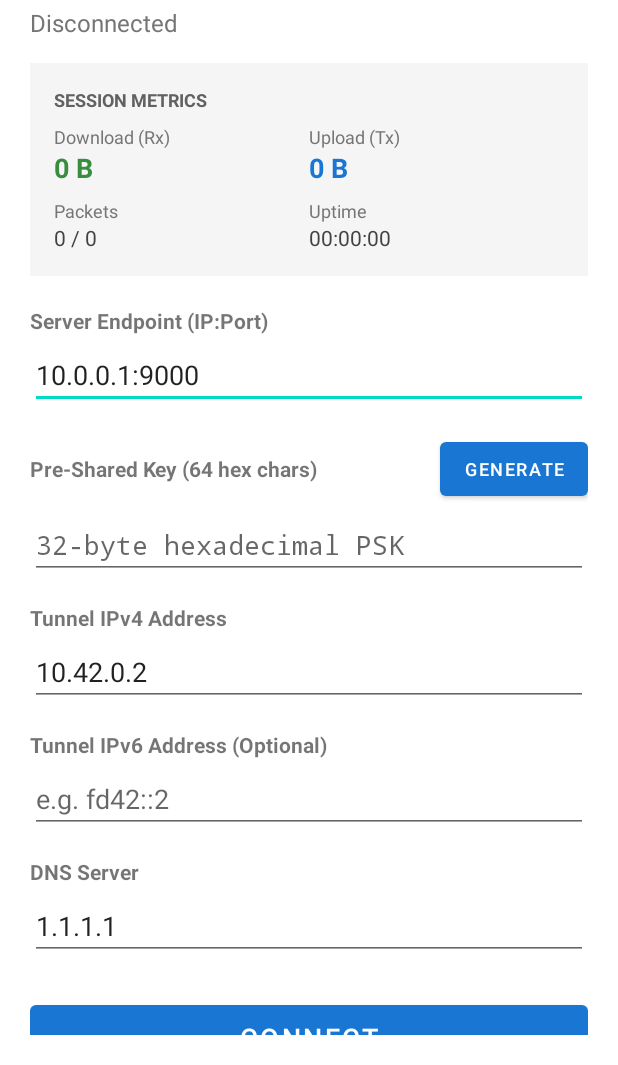
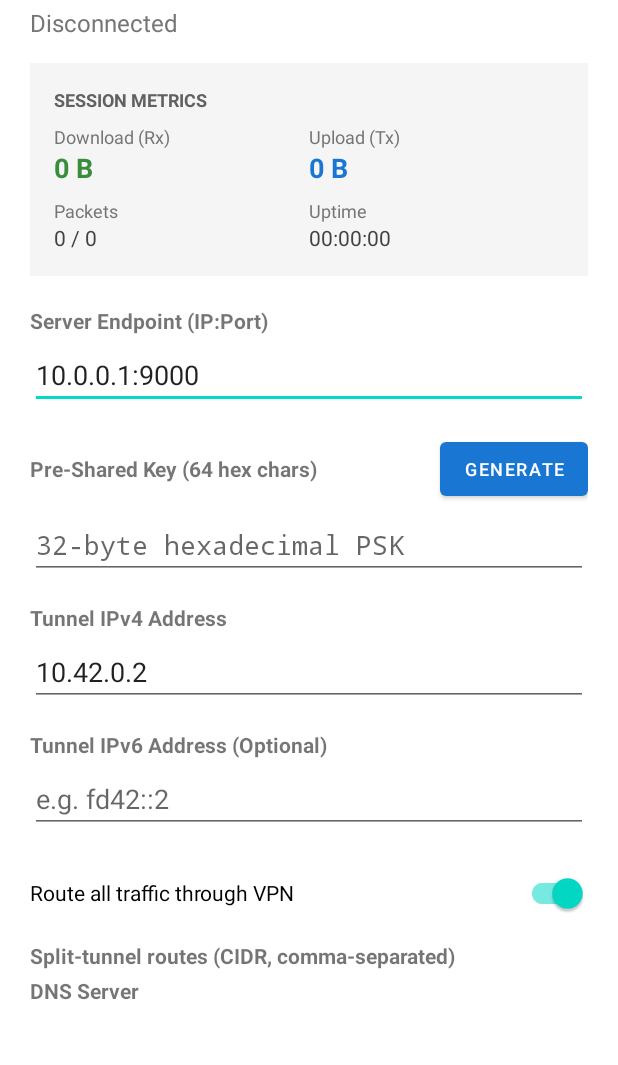
Before and after one commit to Frank1o3/rust-vpn, an Android app: the screen it shows after launch (MainActivity), on a phone screen of 412 x 824 dp, the part 171-1236 px from its top. Run offline under Robolectric (Android 15) with nearby library versions, the light colour scheme and no system bars.

Commit message:
updates to the app

```diff
--- a/apps/rvpn-android/android/app/src/main/java/org/rvpn/client/MainActivity.kt
+++ b/apps/rvpn-android/android/app/src/main/java/org/rvpn/client/MainActivity.kt
@@ -29,6 +29,11 @@ class MainActivity : AppCompatActivity() {
     private lateinit var dnsInput: EditText
     private lateinit var connectButton: Button
     private lateinit var generatePskButton: Button
+    private lateinit var routeAllTrafficSwitch: com.google.android.material.switchmaterial.SwitchMaterial
+    private lateinit var splitRoutesInput: EditText
+    private lateinit var retryIntervalInput: EditText
+    private lateinit var retryLimitInput: EditText
+    private lateinit var rekeyLimitInput: EditText
 
     private val vpnPrepareLauncher = registerForActivityResult(
         ActivityResultContracts.StartActivityForResult()
@@ -74,6 +79,15 @@ class MainActivity : AppCompatActivity() {
         dnsInput = findViewById(R.id.dnsInput)
         connectButton = findViewById(R.id.connectButton)
         generatePskButton = findViewById(R.id.generatePskButton)
+        routeAllTrafficSwitch = findViewById(R.id.routeAllTrafficSwitch)
+        splitRoutesInput = findViewById(R.id.splitRoutesInput)
+        retryIntervalInput = findViewById(R.id.retryIntervalInput)
+        retryLimitInput = findViewById(R.id.retryLimitInput)
+        rekeyLimitInput = findViewById(R.id.rekeyLimitInput)
+
+        routeAllTrafficSwitch.setOnCheckedChangeListener { _, isChecked ->
+            splitRoutesInput.visibility = if (isChecked) android.view.View.GONE else android.view.View.VISIBLE
+        }
 
         loadSavedConfig()
 
@@ -117,6 +131,12 @@ class MainActivity : AppCompatActivity() {
         tunnelIpInput.setText(config.tunnelAddress)
         tunnelIpv6Input.setText(config.tunnelAddressV6)
         dnsInput.setText(config.dnsServer)
+        routeAllTrafficSwitch.isChecked = config.useDefaultRoute
+        splitRoutesInput.setText(config.splitTunnelRoutes)
+        splitRoutesInput.visibility = if (config.useDefaultRoute) android.view.View.GONE else android.view.View.VISIBLE
+        retryIntervalInput.setText(config.retryIntervalMs.toString())
+        retryLimitInput.setText(config.retryLimit.toString())
+        rekeyLimitInput.setText(config.rekeyPacketLimit.toString())
     }
 
     private fun saveAndConnectVpn() {
@@ -140,7 +160,12 @@ class MainActivity : AppCompatActivity() {
             preSharedKey = psk,
             tunnelAddress = if (tunnelIp.isNotEmpty()) tunnelIp else "10.42.0.2",
             tunnelAddressV6 = tunnelIpv6,
-            dnsServer = if (dns.isNotEmpty()) dns else "1.1.1.1"
+            dnsServer = if (dns.isNotEmpty()) dns else "1.1.1.1",
+            useDefaultRoute = routeAllTrafficSwitch.isChecked,
+            splitTunnelRoutes = splitRoutesInput.text.toString().trim(),
+            retryIntervalMs = retryIntervalInput.text.toString().toLongOrNull() ?: 500L,
+            retryLimit = retryLimitInput.text.toString().toIntOrNull() ?: 5,
+            rekeyPacketLimit = rekeyLimitInput.text.toString().toLongOrNull() ?: 1048576L
         )
         RvpnConfig.save(this, config)
 
--- a/apps/rvpn-android/android/app/src/main/java/org/rvpn/client/RvpnConfig.kt
+++ b/apps/rvpn-android/android/app/src/main/java/org/rvpn/client/RvpnConfig.kt
@@ -1,7 +1,6 @@
 package org.rvpn.client
 
 import android.content.Context
-import android.content.SharedPreferences
 import java.security.SecureRandom
 
 /**
@@ -19,7 +18,11 @@ data class RvpnConfig(
     val rekeyPacketLimit: Long = 1048576L,
     val retryIntervalMs: Long = 500L,
     val retryLimit: Int = 5,
-    val excludedApps: Set<String> = emptySet()
+    val excludedApps: Set<String> = emptySet(),
+    /** When false, only [splitTunnelRoutes] are routed through the tunnel. */
+    val useDefaultRoute: Boolean = true,
+    /** Comma- or newline-separated CIDR prefixes, e.g. "10.0.0.0/8,192.168.1.0/24". */
+    val splitTunnelRoutes: String = ""
 ) {
     companion object {
         private const val PREFS_NAME = "rvpn_prefs"
@@ -31,7 +34,12 @@ data class RvpnConfig(
         private const val KEY_TUNNEL_PREFIX_V6 = "tunnel_prefix_v6"
         private const val KEY_DNS = "dns"
         private const val KEY_MTU = "mtu"
+        private const val KEY_REKEY_LIMIT = "rekey_limit"
+        private const val KEY_RETRY_INTERVAL = "retry_interval_ms"
+        private const val KEY_RETRY_LIMIT = "retry_limit"
         private const val KEY_EXCLUDED_APPS = "excluded_apps"
+        private const val KEY_USE_DEFAULT_ROUTE = "use_default_route"
+        private const val KEY_SPLIT_ROUTES = "split_tunnel_routes"
 
         fun load(context: Context): RvpnConfig {
             val prefs = context.getSharedPreferences(PREFS_NAME, Context.MODE_PRIVATE)
@@ -44,7 +52,12 @@ data class RvpnConfig(
                 tunnelPrefixLengthV6 = prefs.getInt(KEY_TUNNEL_PREFIX_V6, 64),
                 dnsServer = prefs.getString(KEY_DNS, "1.1.1.1") ?: "1.1.1.1",
                 mtu = prefs.getInt(KEY_MTU, 1400),
-                excludedApps = prefs.getStringSet(KEY_EXCLUDED_APPS, emptySet()) ?: emptySet()
+                rekeyPacketLimit = prefs.getLong(KEY_REKEY_LIMIT, 1048576L),
+                retryIntervalMs = prefs.getLong(KEY_RETRY_INTERVAL, 500L),
+                retryLimit = prefs.getInt(KEY_RETRY_LIMIT, 5),
+                excludedApps = prefs.getStringSet(KEY_EXCLUDED_APPS, emptySet()) ?: emptySet(),
+                useDefaultRoute = prefs.getBoolean(KEY_USE_DEFAULT_ROUTE, true),
+                splitTunnelRoutes = prefs.getString(KEY_SPLIT_ROUTES, "") ?: ""
             )
         }
 
@@ -59,7 +72,12 @@ data class RvpnConfig(
                 .putInt(KEY_TUNNEL_PREFIX_V6, config.tunnelPrefixLengthV6)
                 .putString(KEY_DNS, config.dnsServer)
                 .putInt(KEY_MTU, config.mtu)
+                .putLong(KEY_REKEY_LIMIT, config.rekeyPacketLimit)
+                .putLong(KEY_RETRY_INTERVAL, config.retryIntervalMs)
+                .putInt(KEY_RETRY_LIMIT, config.retryLimit)
                 .putStringSet(KEY_EXCLUDED_APPS, config.excludedApps)
+                .putBoolean(KEY_USE_DEFAULT_ROUTE, config.useDefaultRoute)
+                .putString(KEY_SPLIT_ROUTES, config.splitTunnelRoutes)
                 .apply()
         }
 
--- a/apps/rvpn-android/android/app/src/main/res/layout/activity_main.xml
+++ b/apps/rvpn-android/android/app/src/main/res/layout/activity_main.xml
@@ -220,6 +220,30 @@
             android:inputType="textUri"
             android:layout_marginBottom="16dp" />
 
+        <com.google.android.material.switchmaterial.SwitchMaterial
+            android:id="@+id/routeAllTrafficSwitch"
+            android:layout_width="match_parent"
+            android:layout_height="wrap_content"
+            android:text="Route all traffic through VPN"
+            android:checked="true"
+            android:layout_marginBottom="8dp" />
+
+        <TextView
+            android:layout_width="wrap_content"
+            android:layout_height="wrap_content"
+            android:text="Split-tunnel routes (CIDR, comma-separated)"
+            android:textStyle="bold"
+            android:layout_marginBottom="4dp" />
+
+        <EditText
+            android:id="@+id/splitRoutesInput"
+            android:layout_width="match_parent"
+            android:layout_height="wrap_content"
+            android:hint="e.g. 10.0.0.0/8, 192.168.1.0/24"
+            android:inputType="textMultiLine"
+            android:visibility="gone"
+            android:layout_marginBottom="16dp" />
+
         <TextView
             android:layout_width="wrap_content"
             android:layout_height="wrap_content"
@@ -235,6 +259,37 @@
             android:inputType="textUri"
             android:layout_marginBottom="24dp" />
 
+        <TextView
+            android:layout_width="wrap_content"
+            android:layout_height="wrap_content"
+            android:text="Advanced"
+            android:textStyle="bold"
+            android:layout_marginBottom="4dp" />
+
+        <EditText
+            android:id="@+id/retryIntervalInput"
+            android:layout_width="match_parent"
+            android:layout_height="wrap_content"
+            android:hint="Handshake retry interval (ms)"
+            android:inputType="number"
+            android:layout_marginBottom="8dp" />
+
+        <EditText
+            android:id="@+id/retryLimitInput"
+            android:layout_width="match_parent"
+            android:layout_height="wrap_content"
+            android:hint="Handshake retry limit"
+            android:inputType="number"
+            android:layout_marginBottom="8dp" />
+
+        <EditText
+            android:id="@+id/rekeyLimitInput"
+            android:layout_width="match_parent"
+            android:layout_height="wrap_content"
+            android:hint="Rekey packet limit (0 = disabled)"
+            android:inputType="number"
+            android:layout_marginBottom="24dp" />
+
         <Button
             android:id="@+id/connectButton"
             android:layout_width="match_parent"
```
Also changed, not shown: apps/rvpn-android/android/app/src/main/java/org/rvpn/client/RvpnService.kt (+32 -3 lines), 1 other file.
